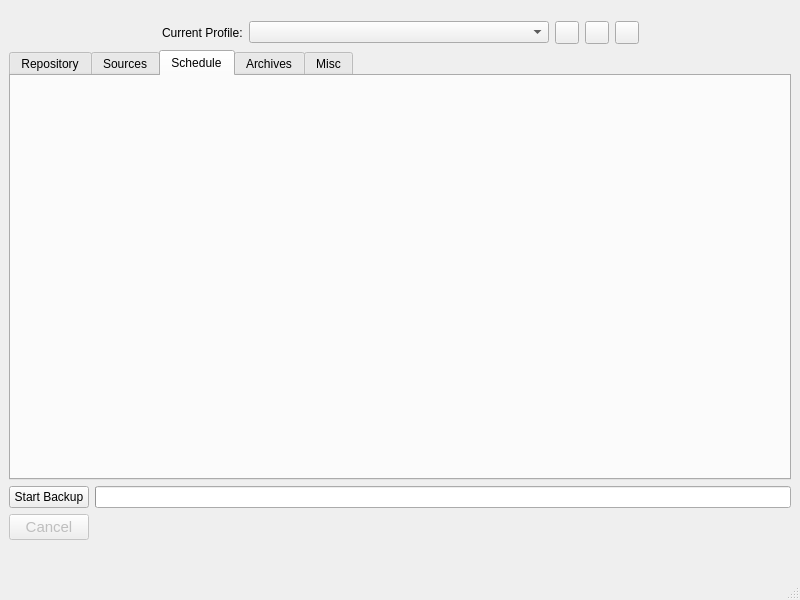
This is src/vorta/assets/UI/mainwindow.ui in borgbase/vorta as Qt 5 draws it before an edit. The edited form follows.
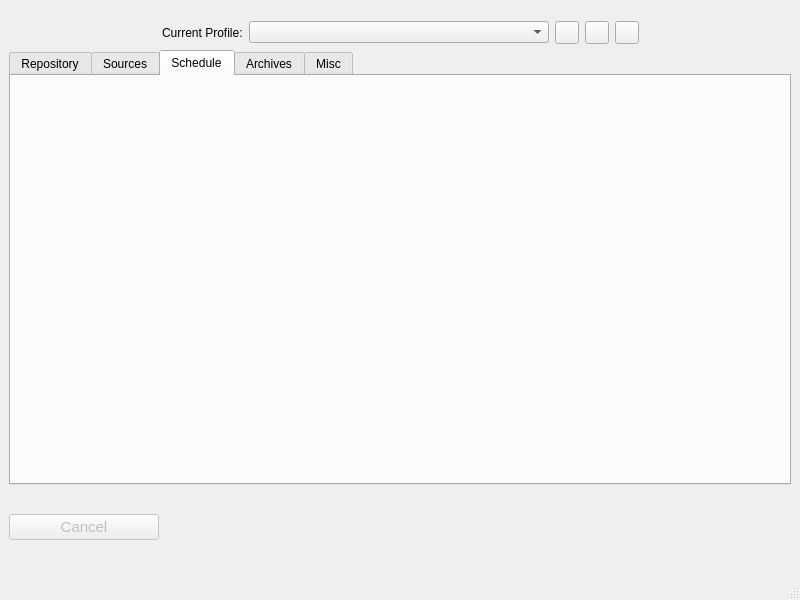
This is the edited form.

Commit message: Remove progress bar, refactor logging.

The edit to the form file:
```diff
--- a/src/vorta/assets/UI/mainwindow.ui
+++ b/src/vorta/assets/UI/mainwindow.ui
@@ -159,6 +159,44 @@
     </item>
     <item>
      <layout class="QGridLayout" name="gridLayout">
+      <item row="1" column="0" alignment="Qt::AlignTop">
+       <widget class="QPushButton" name="cancelButton">
+        <property name="enabled">
+         <bool>false</bool>
+        </property>
+        <property name="maximumSize">
+         <size>
+          <width>150</width>
+          <height>16777215</height>
+         </size>
+        </property>
+        <property name="font">
+         <font>
+          <pointsize>11</pointsize>
+         </font>
+        </property>
+        <property name="autoFillBackground">
+         <bool>false</bool>
+        </property>
+        <property name="text">
+         <string>Cancel</string>
+        </property>
+        <property name="flat">
+         <bool>false</bool>
+        </property>
+       </widget>
+      </item>
+      <item row="0" column="1">
+       <widget class="QLabel" name="createProgress">
+        <property name="font">
+         <font>
+          <pointsize>11</pointsize>
+          <weight>75</weight>
+          <bold>true</bold>
+         </font>
+        </property>
+       </widget>
+      </item>
       <item row="1" column="1" alignment="Qt::AlignTop">
        <widget class="QLabel" name="createProgressText">
         <property name="sizePolicy">
@@ -189,93 +227,6 @@
         </property>
        </widget>
       </item>
-      <item row="1" column="0" alignment="Qt::AlignTop">
-       <widget class="QPushButton" name="cancelButton">
-        <property name="enabled">
-         <bool>false</bool>
-        </property>
-        <property name="font">
-         <font>
-          <pointsize>11</pointsize>
-         </font>
-        </property>
-        <property name="autoFillBackground">
-         <bool>false</bool>
-        </property>
-        <property name="text">
-         <string>Cancel</string>
-        </property>
-        <property name="flat">
-         <bool>false</bool>
-        </property>
-       </widget>
-      </item>
-      <item row="0" column="1">
-       <widget class="QProgressBar" name="createProgress">
-        <property name="enabled">
-         <bool>true</bool>
-        </property>
-        <property name="palette">
-         <palette>
-          <active>
-           <colorrole role="Highlight">
-            <brush brushstyle="SolidPattern">
-             <color alpha="255">
-              <red>255</red>
-              <green>151</green>
-              <blue>41</blue>
-             </color>
-            </brush>
-           </colorrole>
-          </active>
-          <inactive>
-           <colorrole role="Highlight">
-            <brush brushstyle="SolidPattern">
-             <color alpha="255">
-              <red>255</red>
-              <green>151</green>
-              <blue>41</blue>
-             </color>
-            </brush>
-           </colorrole>
-          </inactive>
-          <disabled>
-           <colorrole role="Highlight">
-            <brush brushstyle="SolidPattern">
-             <color alpha="255">
-              <red>220</red>
-              <green>220</green>
-              <blue>220</blue>
-             </color>
-            </brush>
-           </colorrole>
-          </disabled>
-         </palette>
-        </property>
-        <property name="value">
-         <number>0</number>
-        </property>
-        <property name="textVisible">
-         <bool>true</bool>
-        </property>
-        <property name="format">
-         <string/>
-        </property>
-       </widget>
-      </item>
-      <item row="0" column="0">
-       <widget class="QPushButton" name="createStartBtn">
-        <property name="enabled">
-         <bool>true</bool>
-        </property>
-        <property name="text">
-         <string>Start Backup</string>
-        </property>
-        <property name="checkable">
-         <bool>false</bool>
-        </property>
-       </widget>
-      </item>
      </layout>
     </item>
    </layout>
```
The commit also changes 17 other files.
